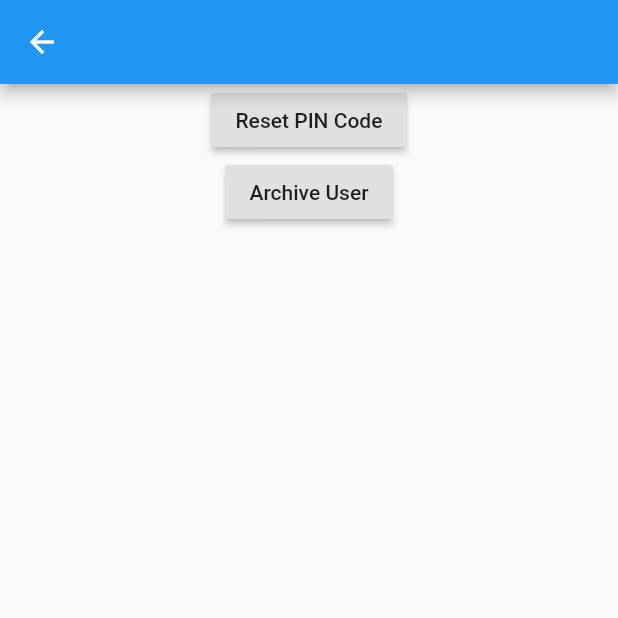
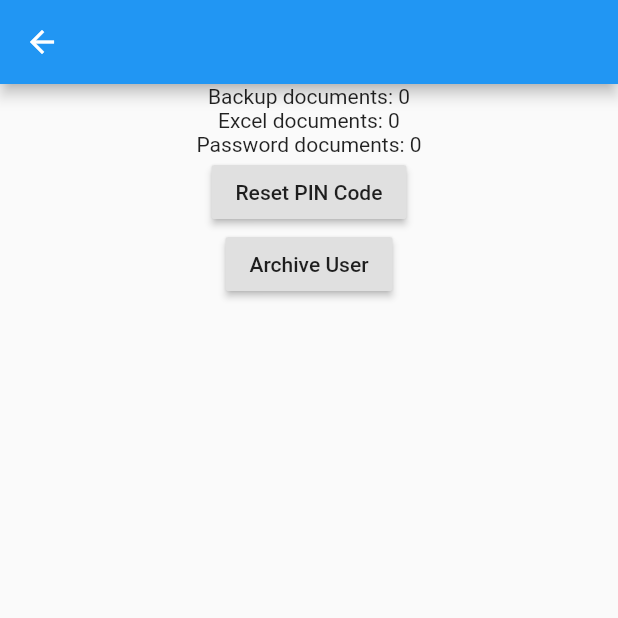
Before and after one commit to chrisly-bear/PEBRApp-Console, a Flutter app: the UserScreen screen opened directly with empty values, on a phone screen of 412 x 824 dp, the top half of it. Run offline on Flutter 3.47's test engine with Material 2 defaults, Android fonts, the phone set to English and light mode, and no system bars; network calls fail; project files that could hold a hidden picture were left out.

Commit message:
Fixed constructor errors which would incorrectly initialize user's lists.

```diff
--- a/lib/screens/user_screen.dart
+++ b/lib/screens/user_screen.dart
@@ -22,6 +22,9 @@ class _UserScreenState extends State<UserScreen> {
         child: Column(
           crossAxisAlignment: CrossAxisAlignment.center,
           children: [
+            Text('Backup documents: ${widget._user.backupFiles?.length}'),
+            Text('Excel documents: ${widget._user.dataFiles?.length}'),
+            Text('Password documents: ${widget._user.passwordFiles?.length}'),
             RaisedButton(
               onPressed: () {},
               child: Text('Reset PIN Code'),
--- a/lib/user.dart
+++ b/lib/user.dart
@@ -4,10 +4,10 @@ import 'package:pebrapp_console/utils/switch_toolbox_utils.dart';
 class User {
 
   /// Constructor
-  User({this.username, this.firstname, this.lastname, this.backupFiles, this.dataFiles, this.passwordFiles}) {
-    backupFiles = [];
-    dataFiles = [];
-    passwordFiles = [];
+  User({this.username, this.firstname, this.lastname, List<SwitchDoc> backupFiles, List<SwitchDoc> dataFiles, List<SwitchDoc> passwordFiles}) {
+    this.backupFiles = backupFiles ?? [];
+    this.dataFiles = dataFiles ?? [];
+    this.passwordFiles = passwordFiles ?? [];
   }
 
   String username;
--- a/lib/utils/switch_toolbox_utils.dart
+++ b/lib/utils/switch_toolbox_utils.dart
@@ -55,7 +55,7 @@ Future<List<User>> getAllPEBRAppUsers() async {
     final username = switchDoc.docName;
     final existingUser = users.lookup(User(username: username));
     if (existingUser != null) {
-      existingUser.dataFiles.add(switchDoc);
+      existingUser.passwordFiles.add(switchDoc);
     } else {
       users.add(User(
         username: username,
```
